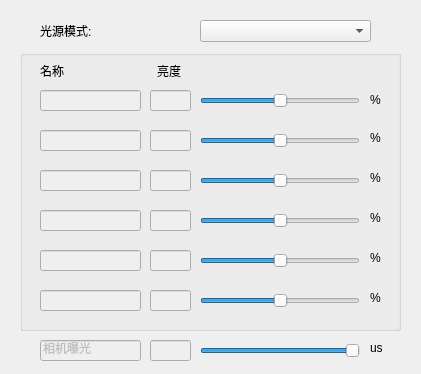
Above: LightModule/LightWidget.ui from chuandongxu/AOI before the change. Below: the same form after it.
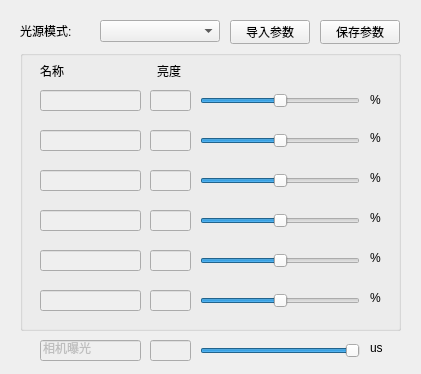
That is the form after the change.

Commit message: light paramters load and save

```diff
--- a/LightModule/LightWidget.ui
+++ b/LightModule/LightWidget.ui
@@ -485,9 +485,9 @@
   <widget class="QComboBox" name="comboBox_selectLightMode">
    <property name="geometry">
     <rect>
-     <x>200</x>
+     <x>100</x>
      <y>20</y>
-     <width>171</width>
+     <width>120</width>
      <height>22</height>
     </rect>
    </property>
@@ -495,7 +495,7 @@
   <widget class="QLabel" name="label_21">
    <property name="geometry">
     <rect>
-     <x>40</x>
+     <x>20</x>
      <y>20</y>
      <width>71</width>
      <height>21</height>
@@ -505,6 +505,32 @@
     <string>光源模式:</string>
    </property>
   </widget>
+  <widget class="QPushButton" name="pushButton_saveParams">
+   <property name="geometry">
+    <rect>
+     <x>320</x>
+     <y>20</y>
+     <width>80</width>
+     <height>24</height>
+    </rect>
+   </property>
+   <property name="text">
+    <string>保存参数</string>
+   </property>
+  </widget>
+  <widget class="QPushButton" name="pushButton_loadParams">
+   <property name="geometry">
+    <rect>
+     <x>230</x>
+     <y>20</y>
+     <width>80</width>
+     <height>24</height>
+    </rect>
+   </property>
+   <property name="text">
+    <string>导入参数</string>
+   </property>
+  </widget>
  </widget>
  <layoutdefault spacing="6" margin="11"/>
  <resources/>
```
The commit also changes 3 other files.
